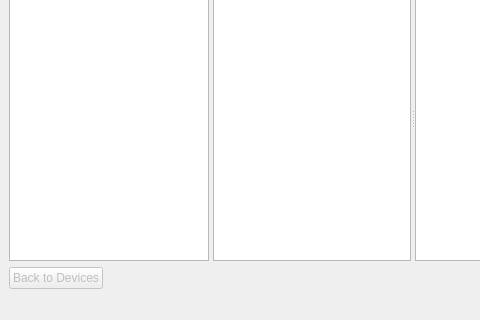
This is Source/interfaces/interface.ui in doctoboggan/DeathRay as Qt 5 draws it before an edit; both pictures show x 0 to 480 and y 325 to 645 of the 826 by 645 pixel window. The edited form follows.
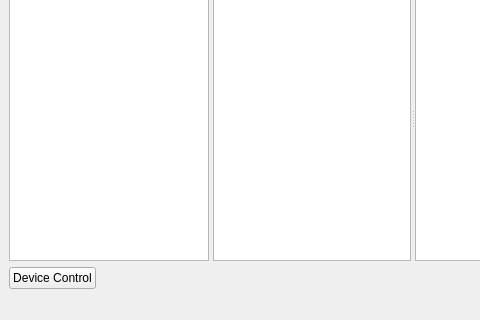
This is the edited form. Custom widgets are drawn as their Qt base class.

```diff
--- a/Source/interfaces/interface.ui
+++ b/Source/interfaces/interface.ui
@@ -72,10 +72,10 @@
       <item>
        <widget class="QPushButton" name="pushButtonBack">
         <property name="enabled">
-         <bool>false</bool>
+         <bool>true</bool>
         </property>
         <property name="text">
-         <string>Back to Devices</string>
+         <string>Device Control</string>
         </property>
        </widget>
       </item>
```
Left out of the diff: 4 changed lines with no effect on the pictures.
